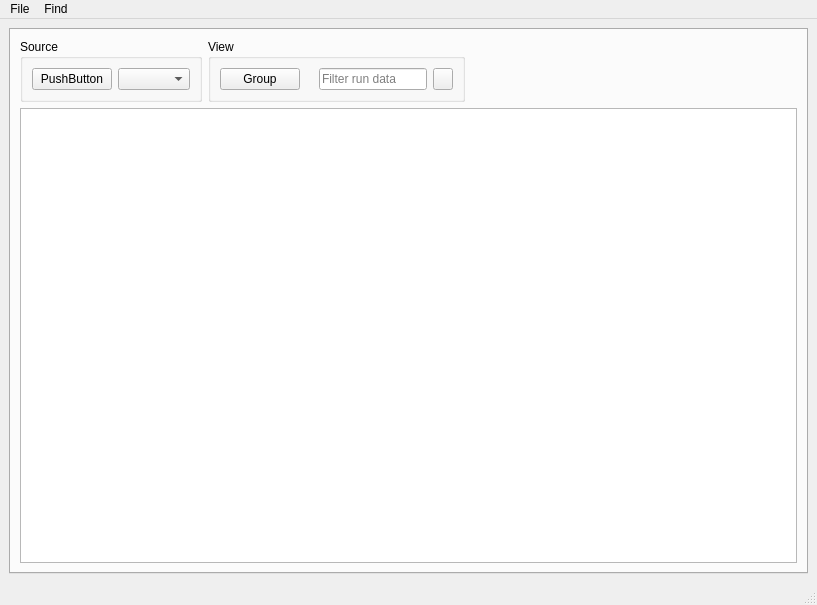
EthanDevlinSTFC/jv2, file frontend/mainwindow.ui: the form before one commit.
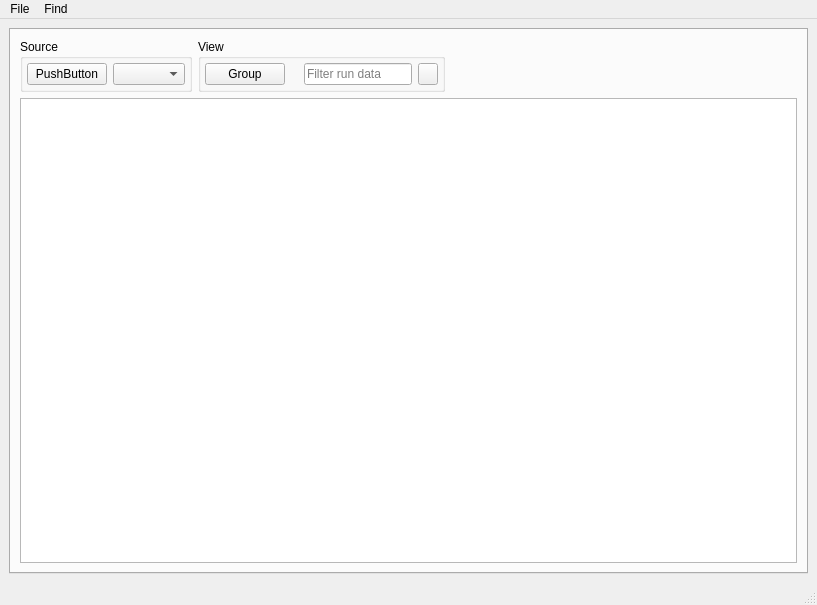
The form after the commit. Icons and pictures are not drawn.

What changed in the file:
```diff
--- a/frontend/mainwindow.ui
+++ b/frontend/mainwindow.ui
@@ -53,6 +53,18 @@
                <string>Source</string>
               </property>
               <layout class="QHBoxLayout" name="horizontalLayout_5">
+               <property name="leftMargin">
+                <number>4</number>
+               </property>
+               <property name="topMargin">
+                <number>4</number>
+               </property>
+               <property name="rightMargin">
+                <number>4</number>
+               </property>
+               <property name="bottomMargin">
+                <number>4</number>
+               </property>
                <item>
                 <widget class="QPushButton" name="instrumentButton">
                  <property name="contextMenuPolicy">
@@ -88,6 +100,18 @@
                <string>View</string>
               </property>
               <layout class="QHBoxLayout" name="horizontalLayout_7">
+               <property name="leftMargin">
+                <number>4</number>
+               </property>
+               <property name="topMargin">
+                <number>4</number>
+               </property>
+               <property name="rightMargin">
+                <number>4</number>
+               </property>
+               <property name="bottomMargin">
+                <number>4</number>
+               </property>
                <item>
                 <widget class="QPushButton" name="groupButton">
                  <property name="sizePolicy">
```
Left out of the diff: 3 changed lines with no effect on the pictures.
